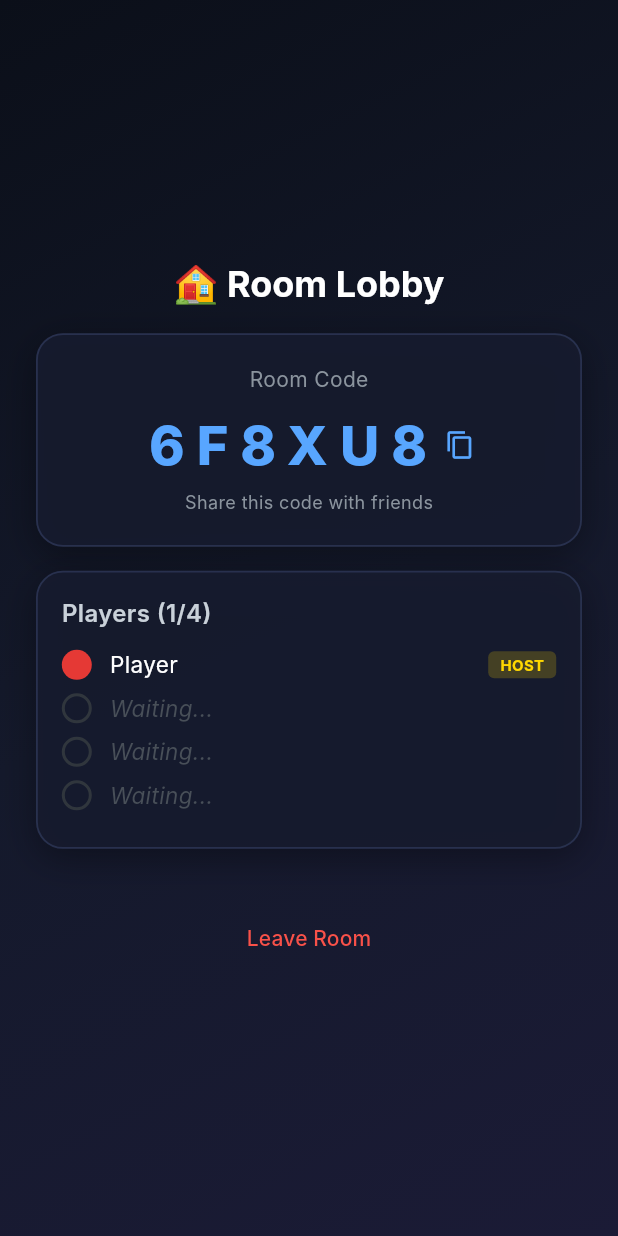
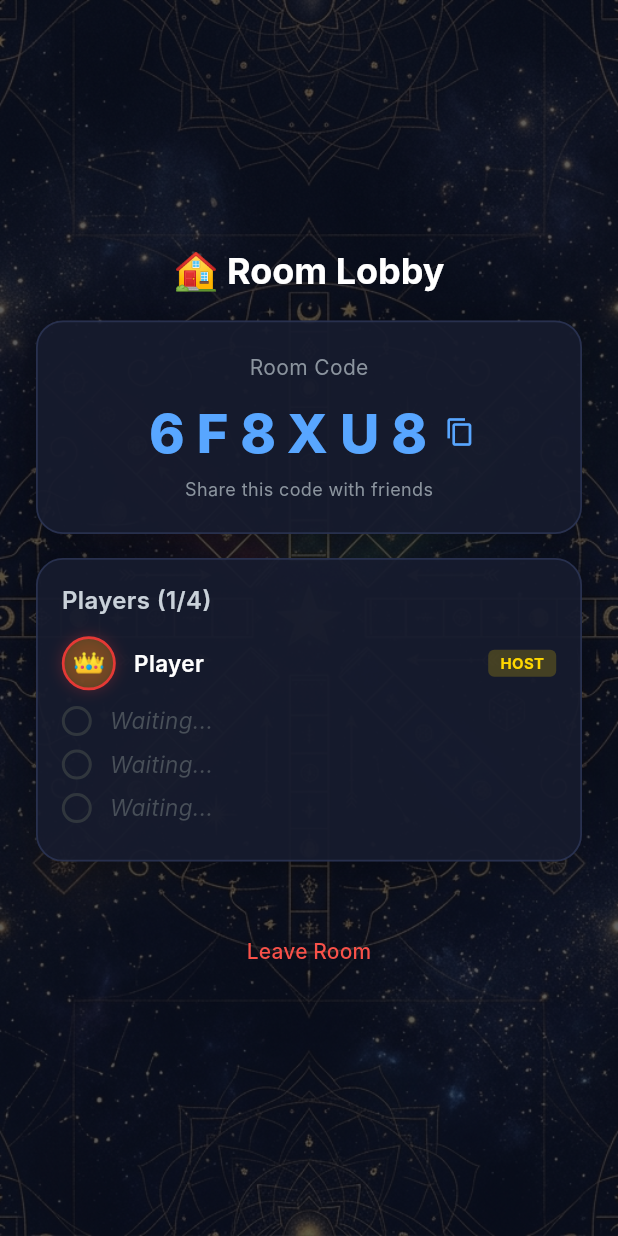
Before and after one commit to iamsouviki/myludogame, a Flutter app: the LobbyScreen screen opened directly, after a tap on "CREATE ROOM", on a phone screen of 412 x 824 dp. Run offline on Flutter 3.47's test engine with Material 3 defaults, Android fonts, the phone set to English and light mode, and no system bars; our stand-ins replace firebase_core, firebase_database; accounts and stored records are empty; Roboto replaces fonts that are missing (Inter).

Commit message:
feat: add 10 selectable player avatars, artistic celestial background texture, and web/native favicons

```diff
--- a/lib/models/player.dart
+++ b/lib/models/player.dart
@@ -6,6 +6,7 @@
   final PlayerColor color;
   final PlayerType type;
   final AIDifficulty? difficulty;
+  final int avatarIndex;
 
   const Player({
     required this.id,
@@ -13,6 +14,7 @@
     required this.color,
     required this.type,
     this.difficulty,
+    this.avatarIndex = 0,
   });
 
   bool get isAI => type == PlayerType.ai;
@@ -24,6 +26,7 @@
     PlayerColor? color,
     PlayerType? type,
     AIDifficulty? difficulty,
+    int? avatarIndex,
   }) =>
       Player(
         id: id ?? this.id,
@@ -31,6 +34,7 @@
         color: color ?? this.color,
         type: type ?? this.type,
         difficulty: difficulty ?? this.difficulty,
+        avatarIndex: avatarIndex ?? this.avatarIndex,
       );
 
   Map<String, dynamic> toJson() => {
@@ -39,6 +43,7 @@
         'color': color.index,
         'type': type.index,
         'difficulty': difficulty?.index,
+        'avatarIndex': avatarIndex,
       };
 
   factory Player.fromJson(Map<String, dynamic> json) => Player(
@@ -49,5 +54,6 @@
         difficulty: json['difficulty'] != null
             ? AIDifficulty.values[json['difficulty'] as int]
             : null,
+        avatarIndex: (json['avatarIndex'] as int?) ?? 0,
       );
 }
--- a/lib/services/online_service.dart
+++ b/lib/services/online_service.dart
@@ -103,6 +103,7 @@
     required String playerName,
     required BoardType boardType,
     PlayerColor? preferredColor,
+    int avatarIndex = 0,
   }) async {
     final code = RoomCodeGenerator.generate();
     final player = Player(
@@ -113,6 +114,7 @@
               ? PlayerColor.red
               : PlayerColor.values[0]),
       type: PlayerType.human,
+      avatarIndex: avatarIndex,
     );
 
     final room = RoomData(
@@ -148,6 +150,7 @@
   Future<RoomData?> joinRoom({
     required String code,
     required String playerName,
+    int avatarIndex = 0,
   }) async {
     final cleanCode = code.toUpperCase();
     debugPrint('[OnlineService] Attempting to join room: $cleanCode');
@@ -192,6 +195,7 @@
       name: playerName,
       color: availableColor,
       type: PlayerType.human,
+      avatarIndex: avatarIndex,
     );
 
     final updatedRoom = RoomData(
--- a/lib/ui/screens/game_screen.dart
+++ b/lib/ui/screens/game_screen.dart
@@ -9,6 +9,7 @@
 import '../theme.dart';
 import '../widgets/board_painter.dart';
 import '../widgets/dice_widget.dart';
+import '../widgets/player_avatar_widget.dart';
 import '../widgets/token_widget.dart';
 
 class GameScreen extends StatefulWidget {
@@ -56,7 +57,7 @@
   Widget build(BuildContext context) {
     return Scaffold(
       body: Container(
-        decoration: const BoxDecoration(gradient: AppTheme.boardBackground),
+        decoration: AppTheme.artisticBackground(),
         child: SafeArea(
           child: LayoutBuilder(
             builder: (context, constraints) {
@@ -310,8 +311,18 @@
         child: Column(
           mainAxisSize: MainAxisSize.min,
           children: [
-            // Status text header
-            AnimatedSwitcher(
+            // Active player avatar & Status header
+            Row(
+              mainAxisAlignment: MainAxisAlignment.center,
+              children: [
+                PlayerAvatarWidget(
+                  avatarIndex: state.currentPlayer.avatarIndex,
+                  size: 32,
+                  borderColor: activePlayerColor,
+                ),
+                const SizedBox(width: 8),
+                Flexible(
+                  child: AnimatedSwitcher(
                     duration: const Duration(milliseconds: 300),
                     child: Text(
                       _statusText(),
@@ -325,6 +336,9 @@
                         fontWeight: FontWeight.w600,
                       ),
                     ),
+                  ),
+                ),
+              ],
             ),
             const SizedBox(height: 10),
             // Dice Container
--- a/lib/ui/screens/home_screen.dart
+++ b/lib/ui/screens/home_screen.dart
@@ -59,7 +59,7 @@
 
     return Scaffold(
       body: Container(
-        decoration: const BoxDecoration(gradient: AppTheme.heroGradient),
+        decoration: AppTheme.artisticBackground(),
         child: SafeArea(
           child: Center(
             child: ConstrainedBox(
--- a/lib/ui/screens/lobby_screen.dart
+++ b/lib/ui/screens/lobby_screen.dart
@@ -6,6 +6,7 @@
 import '../../services/online_service.dart';
 import '../../utils/constants.dart';
 import '../theme.dart';
+import '../widgets/player_avatar_widget.dart';
 import 'game_screen.dart';
 
 class LobbyScreen extends StatefulWidget {
@@ -21,6 +22,7 @@
   final _codeController = TextEditingController();
   BoardType _boardType = BoardType.classic4;
   PlayerColor _selectedColor = PlayerColor.red;
+  int _selectedAvatarIndex = 0;
   RoomData? _room;
   bool _isLoading = false;
 
@@ -68,6 +70,7 @@
           : _nameController.text.trim(),
       boardType: _boardType,
       preferredColor: _selectedColor,
+      avatarIndex: _selectedAvatarIndex,
     );
     setState(() => _isLoading = false);
   }
@@ -87,6 +90,7 @@
       playerName: _nameController.text.trim().isEmpty
           ? 'Player'
           : _nameController.text.trim(),
+      avatarIndex: _selectedAvatarIndex,
     );
     setState(() => _isLoading = false);
 
@@ -106,7 +110,7 @@
   Widget build(BuildContext context) {
     return Scaffold(
       body: Container(
-        decoration: const BoxDecoration(gradient: AppTheme.boardBackground),
+        decoration: AppTheme.artisticBackground(),
         child: SafeArea(
           child: _room == null ? _buildJoinCreate() : _buildLobby(),
         ),
@@ -140,7 +144,7 @@
                   crossAxisAlignment: CrossAxisAlignment.start,
                   children: [
                     const Text(
-                      'Your Name',
+                      'Your Name & Avatar',
                       style: TextStyle(color: Color(0xFFC9D1D9), fontSize: 14),
                     ),
                     const SizedBox(height: 8),
@@ -160,6 +164,33 @@
                           borderSide:
                               const BorderSide(color: Color(0xFF30363D)),
                         ),
+                      ),
+                    ),
+                    const SizedBox(height: 12),
+                    const Text(
+                      'Select Avatar',
+                      style: TextStyle(color: Color(0xFF8B949E), fontSize: 12),
+                    ),
+                    const SizedBox(height: 8),
+                    SizedBox(
+                      height: 52,
+                      child: ListView.builder(
+                        scrollDirection: Axis.horizontal,
+                        itemCount: Avatars.list.length,
+                        itemBuilder: (context, index) {
+                          final selected = _selectedAvatarIndex == index;
+                          return GestureDetector(
+                            onTap: () => setState(() => _selectedAvatarIndex = index),
+                            child: Padding(
+                              padding: const EdgeInsets.only(right: 10),
+                              child: PlayerAvatarWidget(
+                                avatarIndex: index,
+                                size: 44,
+                                borderColor: selected ? Colors.white : Colors.transparent,
+                              ),
+                            ),
+                          );
+                        },
                       ),
                     ),
                   ],
@@ -445,16 +476,13 @@
                     ),
                     const SizedBox(height: 12),
                     ...room.players.map((player) => Padding(
-                          padding: const EdgeInsets.only(bottom: 8),
+                          padding: const EdgeInsets.only(bottom: 10),
                           child: Row(
                             children: [
-                              Container(
-                                width: 20,
-                                height: 20,
-                                decoration: BoxDecoration(
-                                  shape: BoxShape.circle,
-                                  color: player.color.color,
-                                ),
+                              PlayerAvatarWidget(
+                                avatarIndex: player.avatarIndex,
+                                size: 36,
+                                borderColor: player.color.color,
                               ),
                               const SizedBox(width: 12),
                               Expanded(
@@ -463,6 +491,7 @@
                                   style: const TextStyle(
                                     color: Colors.white,
                                     fontSize: 15,
+                                    fontWeight: FontWeight.w600,
                                   ),
                                 ),
                               ),
--- a/lib/ui/theme.dart
+++ b/lib/ui/theme.dart
@@ -122,7 +122,7 @@
         ],
       );
 
-  // Eye-catching vibrant dark background gradients
+  // Eye-catching vibrant dark background gradients & artistic background
   static const boardBackground = LinearGradient(
     begin: Alignment.topLeft,
     end: Alignment.bottomRight,
@@ -132,6 +132,15 @@
       Color(0xFF1B1B36),
     ],
   );
+
+  static BoxDecoration artisticBackground() => const BoxDecoration(
+        color: bg1,
+        image: DecorationImage(
+          image: AssetImage('assets/images/artistic_bg.png'),
+          fit: BoxFit.cover,
+          opacity: 0.35,
+        ),
+      );
 
   static const heroGradient = LinearGradient(
     begin: Alignment.topCenter,
--- /dev/null
+++ b/lib/ui/widgets/player_avatar_widget.dart
@@ -0,0 +1,77 @@
+import 'package:flutter/material.dart';
+
+class AvatarData {
+  final int index;
+  final String emoji;
+  final String name;
+  final Color bg;
+
+  const AvatarData({
+    required this.index,
+    required this.emoji,
+    required this.name,
+    required this.bg,
+  });
+}
+
+class Avatars {
+  static const List<AvatarData> list = [
+    AvatarData(index: 0, emoji: '👑', name: 'King', bg: Color(0xFFEAB308)),
+    AvatarData(index: 1, emoji: '🦁', name: 'Lion', bg: Color(0xFFF97316)),
+    AvatarData(index: 2, emoji: '🐉', name: 'Dragon', bg: Color(0xFFEF4444)),
+    AvatarData(index: 3, emoji: '🥷', name: 'Ninja', bg: Color(0xFF6B7280)),
+    AvatarData(index: 4, emoji: '🚀', name: 'Astronaut', bg: Color(0xFF3B82F6)),
+    AvatarData(index: 5, emoji: '🧙‍♂️', name: 'Wizard', bg: Color(0xFF8B5CF6)),
+    AvatarData(index: 6, emoji: '🦊', name: 'Fox', bg: Color(0xFFD97706)),
+    AvatarData(index: 7, emoji: '🐼', name: 'Panda', bg: Color(0xFF10B981)),
+    AvatarData(index: 8, emoji: '🐯', name: 'Tiger', bg: Color(0xFFF59E0B)),
+    AvatarData(index: 9, emoji: '⚡', name: 'Lightning', bg: Color(0xFFEC4899)),
+  ];
+
+  static AvatarData get(int index) {
+    if (index < 0 || index >= list.length) return list[0];
+    return list[index];
+  }
+}
+
+class PlayerAvatarWidget extends StatelessWidget {
+  final int avatarIndex;
+  final double size;
+  final Color? borderColor;
+
+  const PlayerAvatarWidget({
+    super.key,
+    required this.avatarIndex,
+    this.size = 40,
+    this.borderColor,
+  });
+
+  @override
+  Widget build(BuildContext context) {
+    final avatar = Avatars.get(avatarIndex);
+    return Container(
+      width: size,
+      height: size,
+      decoration: BoxDecoration(
+        color: avatar.bg.withValues(alpha: 0.25),
+        shape: BoxShape.circle,
+        border: Border.all(
+          color: borderColor ?? avatar.bg,
+          width: size > 40 ? 2.5 : 1.8,
+        ),
+        boxShadow: [
+          BoxShadow(
+            color: (borderColor ?? avatar.bg).withValues(alpha: 0.3),
+            blurRadius: 8,
+          ),
+        ],
+      ),
+      child: Center(
+        child: Text(
+          avatar.emoji,
+          style: TextStyle(fontSize: size * 0.5),
+        ),
+      ),
+    );
+  }
+}
```
Also changed, not shown: pubspec.yaml (+3 -4 lines), assets/images/app_icon.png (added), assets/images/artistic_bg.png (added), 4 other files. Lines whose indentation alone changed are shown as unchanged.
